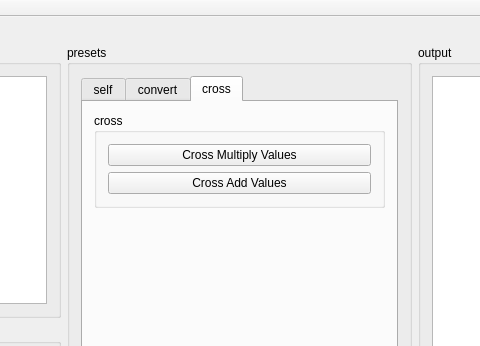
This is src/ui/mainwindow.ui in Eve-ning/reamber as Qt 5 draws it before an edit; both pictures show x 368 to 848 and y 0 to 346 of the 1082 by 641 pixel window. The edited form follows.
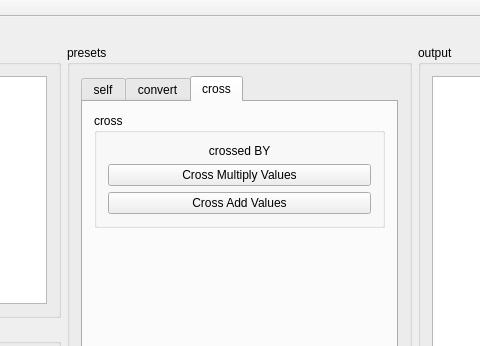
This is the edited form. The open tabs and pages were chosen to show the change. Custom widgets are drawn as their Qt base class.

Commit message: Implement cross effects & Fix alter missing Quick Access

The edit to the form file:
```diff
--- a/src/ui/mainwindow.ui
+++ b/src/ui/mainwindow.ui
@@ -1516,20 +1516,30 @@
                   <string>cross</string>
                  </property>
                  <layout class="QGridLayout" name="gridLayout_57">
-                  <item row="0" column="0">
+                  <item row="1" column="0">
                    <widget class="QPushButton" name="alter_cross_mv_b">
                     <property name="text">
                      <string>Cross Multiply Values</string>
                     </property>
                    </widget>
                   </item>
-                  <item row="1" column="0">
+                  <item row="2" column="0">
                    <widget class="QPushButton" name="alter_cross_av_b">
                     <property name="text">
                      <string>Cross Add Values</string>
                     </property>
                    </widget>
                   </item>
+                  <item row="0" column="0">
+                   <widget class="QLabel" name="label">
+                    <property name="text">
+                     <string>&lt;input&gt; crossed BY &lt;input_cross&gt;</string>
+                    </property>
+                    <property name="alignment">
+                     <set>Qt::AlignCenter</set>
+                    </property>
+                   </widget>
+                  </item>
                  </layout>
                 </widget>
                </item>
```
Left out of the diff: 2 changed lines with no effect on the pictures. The commit also changes 2 other files.
